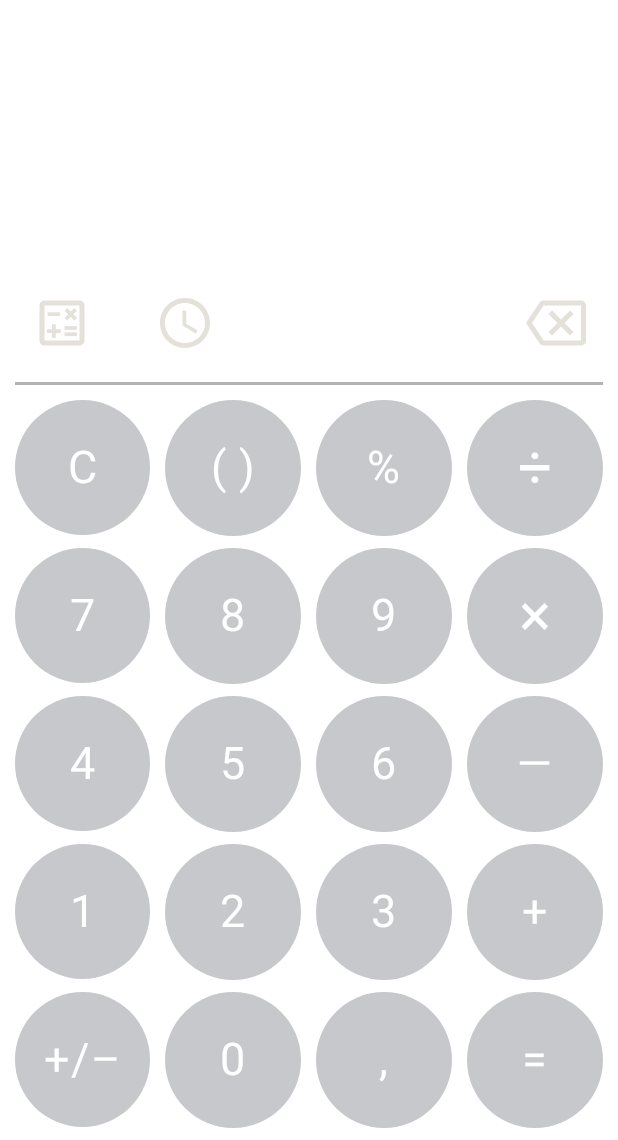
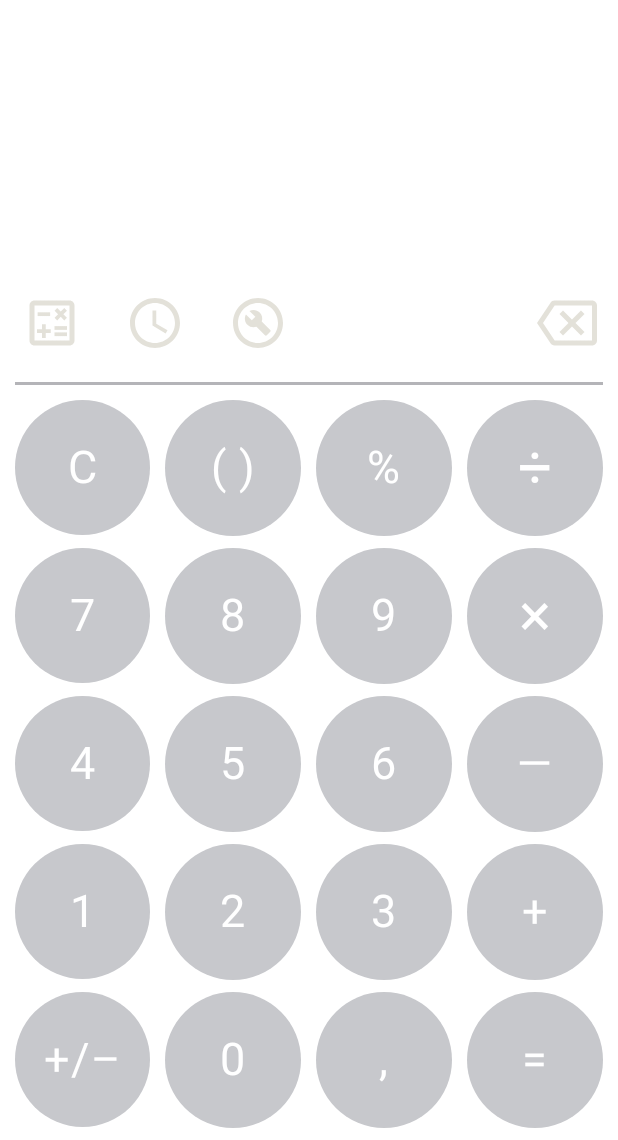
Before and after one commit to coolbl0nde/PrMP, an Android app built with Jetpack Compose: the AdaptiveCalculatorUI screen opened through its navigation route, on a phone screen of 412 x 824 dp, the part 96-1236 px from its top. Run offline under Robolectric (Android 15) with nearby library versions, the light colour scheme and no system bars; our stand-ins replace Firebase (no records; nobody signed in at launch, a user with empty details on screens opened directly).

Commit message:
added setup key, auth and key dialog

```diff
--- a/Calculator/app/src/main/java/com/example/calculator/MainActivity.kt
+++ b/Calculator/app/src/main/java/com/example/calculator/MainActivity.kt
@@ -11,23 +11,22 @@ import android.annotation.SuppressLint
 import android.content.res.Configuration
 import androidx.activity.compose.rememberLauncherForActivityResult
 import androidx.compose.material3.Scaffold
-import androidx.compose.material3.Surface
 import androidx.compose.runtime.Composable
 import androidx.compose.runtime.getValue
 import androidx.compose.runtime.mutableStateOf
 import androidx.compose.runtime.remember
 import androidx.compose.runtime.setValue
-import androidx.compose.ui.Modifier
 import androidx.compose.ui.platform.LocalConfiguration
-import androidx.navigation.NavHost
+import androidx.lifecycle.viewmodel.compose.viewModel
 import androidx.navigation.compose.NavHost
 import androidx.navigation.compose.composable
 import androidx.navigation.compose.rememberNavController
-import com.example.calculator.services.OperationStorageService
-import com.example.calculator.services.ThemeStorageService
 import com.example.calculator.ui.components.TopAppBar
+import com.example.calculator.ui.screens.AuthOrSetupScreen
+import com.example.calculator.ui.screens.AuthScreen
 import com.example.calculator.ui.screens.CameraScreen
 import com.example.calculator.ui.screens.OperationScreen
+import com.example.calculator.ui.screens.SetupScreen
 
 class MainActivity : ComponentActivity() {
 
@@ -49,7 +48,7 @@ class MainActivity : ComponentActivity() {
         themeViewModel: ThemeViewModel
     ) {
         val navController = rememberNavController()
-        val viewModel = CalculatorViewModel()
+        val calculatorViewModel = CalculatorViewModel()
 
         var shouldShowCamera by remember { mutableStateOf(false) }
         val cameraPermissionRequest = rememberLauncherForActivityResult(
@@ -64,6 +63,8 @@ class MainActivity : ComponentActivity() {
         val configuration = LocalConfiguration.current
         val isLandscape = configuration.orientation == Configuration.ORIENTATION_LANDSCAPE
 
+        val setupViewModel: SetupViewModel = viewModel()
+
         Scaffold(
             topBar = {
                 if (!isLandscape){
@@ -71,19 +72,27 @@ class MainActivity : ComponentActivity() {
                 }
             }
         ){
-            NavHost(navController = navController, startDestination = "adaptiveCalculatorUI") {
+            NavHost(navController = navController, startDestination = "setupScreen") {
+                composable("setupScreen") {
+                    AuthOrSetupScreen(
+                        navController,
+                        setupViewModel
+                    )
+                }
+
                 composable("adaptiveCalculatorUI") {
                     AdaptiveCalculatorUI(
                         navController,
                         themeViewModel = themeViewModel,
-                        viewModel = viewModel
+                        viewModel = calculatorViewModel,
+                        setupViewModel = setupViewModel
                     )
                 }
                 composable("cameraScreen") {
                     cameraPermissionRequest.launch(Manifest.permission.CAMERA)
 
                     if (shouldShowCamera){
-                        CameraScreen(viewModel, navController)
+                        CameraScreen(calculatorViewModel, navController)
                     }
                 }
                 /*composable("landscapeCalculatorScreen") {
@@ -95,6 +104,13 @@ class MainActivity : ComponentActivity() {
                 composable("operationScreen") {
                     OperationScreen(navController)
                 }
+
+                composable("setupScreen") {
+                    SetupScreen(
+                        navController,
+                        setupViewModel
+                    )
+                }
             }
         }
 
--- a/Calculator/app/src/main/java/com/example/calculator/ui/screens/AdaptiveCalculatorUI.kt
+++ b/Calculator/app/src/main/java/com/example/calculator/ui/screens/AdaptiveCalculatorUI.kt
@@ -7,6 +7,7 @@ import androidx.compose.ui.platform.LocalConfiguration
 import androidx.navigation.NavController
 import androidx.navigation.NavHost
 import com.example.calculator.CalculatorViewModel
+import com.example.calculator.SetupViewModel
 import com.example.calculator.ThemeViewModel
 import com.example.calculator.services.OperationStorageService
 
@@ -14,7 +15,8 @@ import com.example.calculator.services.OperationStorageService
 fun AdaptiveCalculatorUI(
     navController: NavController,
     viewModel: CalculatorViewModel,
-    themeViewModel: ThemeViewModel
+    themeViewModel: ThemeViewModel,
+    setupViewModel: SetupViewModel
 ) {
     val configuration = LocalConfiguration.current
     val isLandscape = configuration.orientation == Configuration.ORIENTATION_LANDSCAPE
@@ -25,7 +27,8 @@ fun AdaptiveCalculatorUI(
         CalculatorApp(
             viewModel,
             themeViewModel,
-            navController
+            navController,
+            setupViewModel
         )
     }
 }
--- a/Calculator/app/src/main/java/com/example/calculator/ui/screens/LandscapeCalculatorScreen.kt
+++ b/Calculator/app/src/main/java/com/example/calculator/ui/screens/LandscapeCalculatorScreen.kt
@@ -11,6 +11,7 @@ import androidx.compose.foundation.layout.fillMaxWidth
 import androidx.compose.foundation.layout.padding
 import androidx.compose.foundation.layout.size
 import androidx.compose.material3.Divider
+import androidx.compose.material3.MaterialTheme
 import androidx.compose.material3.Text
 import androidx.compose.runtime.Composable
 import androidx.compose.ui.Modifier
@@ -60,7 +61,7 @@ fun LandscapeUI(viewModel: CalculatorViewModel = CalculatorViewModel()) {
         ButtonConfig(text = "+/–", onClick = { viewModel.onSymbolClicked("+/-") }),
         ButtonConfig(text = "0", onClick = { viewModel.onSymbolClicked("0") }),
         ButtonConfig(text = ",", onClick = { viewModel.onSymbolClicked(".") }),
-        //ButtonConfig(text = "=", onClick = { viewModel.onEqualClicked(context) }, weight = 2f),
+        ButtonConfig(text = "=", onClick = { viewModel.onEqualClicked(context) }, weight = 2f),
     )
 
     val rows = buttons.chunked(6)
@@ -112,7 +113,7 @@ fun LandscapeUI(viewModel: CalculatorViewModel = CalculatorViewModel()) {
         }
 
         Divider(
-            color = Color.Black,
+            color = MaterialTheme.colorScheme.primary,
             thickness = 1.dp,
             modifier = Modifier.padding(5.dp)
         )
--- a/Calculator/app/src/main/java/com/example/calculator/ui/screens/PortraitCalculatorScreen.kt
+++ b/Calculator/app/src/main/java/com/example/calculator/ui/screens/PortraitCalculatorScreen.kt
@@ -29,14 +29,17 @@ import com.example.calculator.ui.components.SymbolButton
 import androidx.compose.ui.text.style.TextAlign
 import androidx.compose.ui.unit.sp
 import androidx.navigation.NavController
+import com.example.calculator.SetupViewModel
 import com.example.calculator.ThemeViewModel
+import com.example.calculator.ui.components.ChangeKeyDialog
 import com.example.calculator.ui.components.TopAppBar
 
 
 @Composable
 fun CalculatorApp(viewModel: CalculatorViewModel,
                   themeViewModel: ThemeViewModel = ThemeViewModel(),
-                  navController: NavController
+                  navController: NavController,
+                  setupViewModel: SetupViewModel
 ){
 
     val context = LocalContext.current
@@ -68,6 +71,8 @@ fun CalculatorApp(viewModel: CalculatorViewModel,
     )
 
     val rows = buttons.chunked(4)
+
+    var showDialog by remember { mutableStateOf(false) }
 
     var currentUI by remember {
         mutableStateOf("")
@@ -116,6 +121,13 @@ fun CalculatorApp(viewModel: CalculatorViewModel,
                 onClick = { navController.navigate("operationScreen") }
             )
 
+            SymbolButton(
+                iconId = R.drawable.outline_build_circle_24,
+                modifier = Modifier
+                    .weight(1f),
+                onClick = { showDialog = true }
+            )
+
             Spacer(Modifier.weight(2f))
 
             SymbolButton(
@@ -124,6 +136,20 @@ fun CalculatorApp(viewModel: CalculatorViewModel,
                     .weight(1f),
                 onClick = {
                     viewModel.onBackspaceClicked()
+                }
+            )
+
+            ChangeKeyDialog(
+                showDialog = showDialog,
+                setShowDialog = {showDialog = it},
+                onConfirm = {
+                    setupViewModel.setPassKey(it)
+                },
+                deleteKey = {
+                    if (it){
+                        setupViewModel.resetPassKey()
+                        navController.navigate("setupScreen")
+                    }
                 }
             )
         }
--- /dev/null
+++ b/Calculator/app/src/main/java/com/example/calculator/ui/screens/SetupScreen.kt
@@ -0,0 +1,68 @@
+package com.example.calculator.ui.screens
+
+import androidx.compose.foundation.layout.*
+import androidx.compose.material3.Button
+import androidx.compose.material3.OutlinedTextField
+import androidx.compose.material3.Text
+import androidx.compose.runtime.*
+import androidx.compose.ui.Modifier
+import androidx.compose.ui.unit.dp
+import androidx.compose.ui.Alignment
+import androidx.compose.ui.graphics.Color
+import androidx.lifecycle.viewmodel.compose.viewModel
+import androidx.navigation.NavHostController
+import com.example.calculator.SetupViewModel
+
+@Composable
+fun SetupScreen(navController: NavHostController, viewModel: SetupViewModel) {
+    //val viewModel: SetupViewModel = viewModel()
+    var passKey by remember { mutableStateOf("") }
+    var confirmPassKey by remember { mutableStateOf("") }
+    var errorMessage by remember { mutableStateOf<String?>(null) }
+
+    Column(
+        modifier = Modifier.fillMaxSize().padding(16.dp),
+        horizontalAlignment = Alignment.CenterHorizontally,
+        verticalArrangement = Arrangement.Center
+    ) {
+        Text("Setup Your Pass Key")
+        Spacer(modifier = Modifier.height(20.dp))
+
+        OutlinedTextField(
+            value = passKey,
+            onValueChange = { passKey = it },
+            label = { Text("Enter Pass Key") },
+            modifier = Modifier.fillMaxWidth()
+        )
+
+        Spacer(modifier = Modifier.height(16.dp))
+
+        OutlinedTextField(
+            value = confirmPassKey,
+            onValueChange = { confirmPassKey = it },
+            label = { Text("Confirm Pass Key") },
+            modifier = Modifier.fillMaxWidth()
+        )
+
+        Spacer(modifier = Modifier.height(20.dp))
+
+        errorMessage?.let {
+            Text(it, color = Color.Red)
+            Spacer(modifier = Modifier.height(10.dp))
+        }
+
+        Button(
+            onClick = {
+                if (passKey.isNotEmpty() && passKey == confirmPassKey) {
+                    viewModel.setPassKey(passKey)
+                    navController.navigate("adaptiveCalculatorUI")
+                } else {
+                    errorMessage = "Pass Key does not match or is empty"
+                }
+            },
+            modifier = Modifier.fillMaxWidth()
+        ) {
+            Text("Submit")
+        }
+    }
+}
--- /dev/null
+++ b/Calculator/app/src/main/res/drawable/outline_build_circle_24.xml
@@ -0,0 +1,8 @@
+<vector android:height="40dp" android:tint="#010409"
+    android:viewportHeight="24" android:viewportWidth="24"
+    android:width="40dp" xmlns:android="http://schemas.android.com/apk/res/android">
+    <path android:fillColor="@android:color/white"
+        android:fillType="evenOdd" android:pathData="M12,2C6.48,2 2,6.48 2,12c0,5.52 4.48,10 10,10s10,-4.48 10,-10C22,6.48 17.52,2 12,2zM12,20c-4.41,0 -8,-3.59 -8,-8c0,-4.41 3.59,-8 8,-8s8,3.59 8,8C20,16.41 16.41,20 12,20z"/>
+    <path android:fillColor="@android:color/white"
+        android:fillType="evenOdd" android:pathData="M13.49,11.38c0.43,-1.22 0.17,-2.64 -0.81,-3.62c-1.11,-1.11 -2.79,-1.3 -4.1,-0.59l2.35,2.35l-1.41,1.41L7.17,8.58c-0.71,1.32 -0.52,2.99 0.59,4.1c0.98,0.98 2.4,1.24 3.62,0.81l3.41,3.41c0.2,0.2 0.51,0.2 0.71,0l1.4,-1.4c0.2,-0.2 0.2,-0.51 0,-0.71L13.49,11.38z"/>
+</vector>
```
Also changed, not shown: Calculator/app/src/main/java/com/example/calculator/SetupViewModel.kt (added, +101 -0 lines), Calculator/app/src/main/java/com/example/calculator/ui/components/ChangeKeyDialog.kt (added, +67 -0 lines), Calculator/app/src/main/java/com/example/calculator/ui/screens/AuthOrSetupScreen.kt (added, +18 -0 lines), Calculator/app/src/main/java/com/example/calculator/ui/screens/AuthScreen.kt (added, +66 -0 lines).
